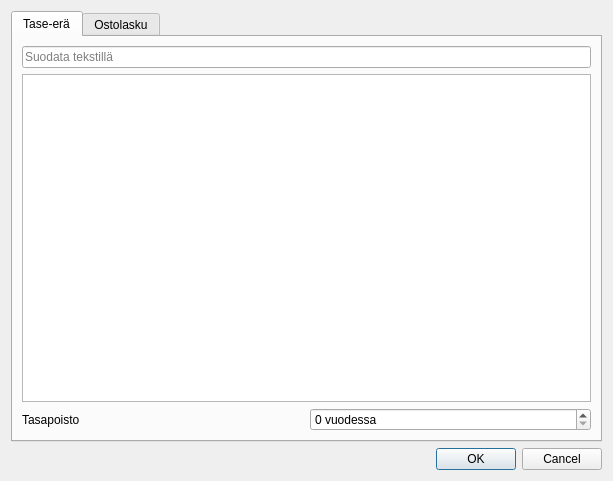
Before: the Qt Designer form kitupiikki/kirjaus/taseeravalintadialogi.ui in artoh/kitupiikki, drawn with Qt 5.
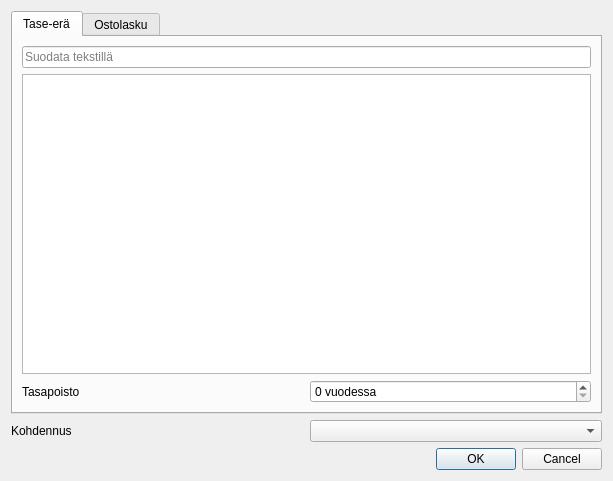
After: the same form once the commit is applied.

Commit message: #123 Tasekohdennukset käsikirjauksissa

The edit to the form file:
```diff
--- a/kitupiikki/kirjaus/taseeravalintadialogi.ui
+++ b/kitupiikki/kirjaus/taseeravalintadialogi.ui
@@ -131,6 +131,20 @@
      </widget>
     </widget>
    </item>
+   <item>
+    <layout class="QHBoxLayout" name="horizontalLayout_2">
+     <item>
+      <widget class="QLabel" name="kohdennusLabel">
+       <property name="text">
+        <string>Kohdennus</string>
+       </property>
+      </widget>
+     </item>
+     <item>
+      <widget class="QComboBox" name="kohdennusCombo"/>
+     </item>
+    </layout>
+   </item>
    <item>
     <widget class="QDialogButtonBox" name="buttonBox">
      <property name="orientation">
```
The commit also changes 2 other files.
